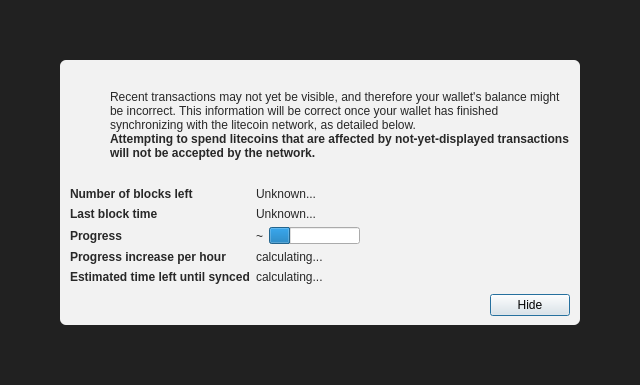
Old version of the form src/qt/forms/modaloverlay.ui in the repository lyt217/lissomcoin.
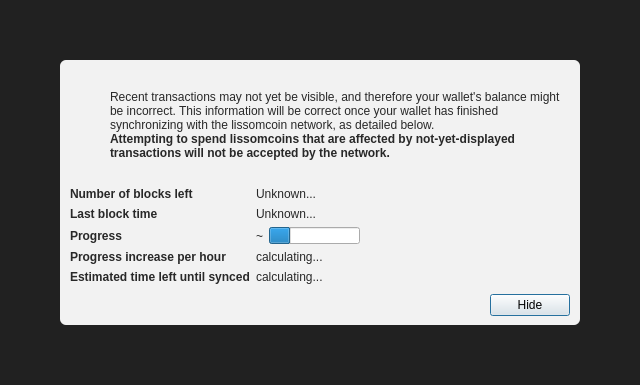
New version of the form. Icons and pictures are not drawn. Custom widgets are drawn as their Qt base class.

Patch:
```diff
--- a/src/qt/forms/modaloverlay.ui
+++ b/src/qt/forms/modaloverlay.ui
@@ -130,7 +130,7 @@
              <item>
               <widget class="QLabel" name="infoText">
                <property name="text">
-                <string>Recent transactions may not yet be visible, and therefore your wallet's balance might be incorrect. This information will be correct once your wallet has finished synchronizing with the litecoin network, as detailed below.</string>
+                <string>Recent transactions may not yet be visible, and therefore your wallet's balance might be incorrect. This information will be correct once your wallet has finished synchronizing with the lissomcoin network, as detailed below.</string>
                </property>
                <property name="textFormat">
                 <enum>Qt::RichText</enum>
@@ -149,7 +149,7 @@
                 </font>
                </property>
                <property name="text">
-                <string>Attempting to spend litecoins that are affected by not-yet-displayed transactions will not be accepted by the network.</string>
+                <string>Attempting to spend lissomcoins that are affected by not-yet-displayed transactions will not be accepted by the network.</string>
                </property>
                <property name="textFormat">
                 <enum>Qt::RichText</enum>
```
